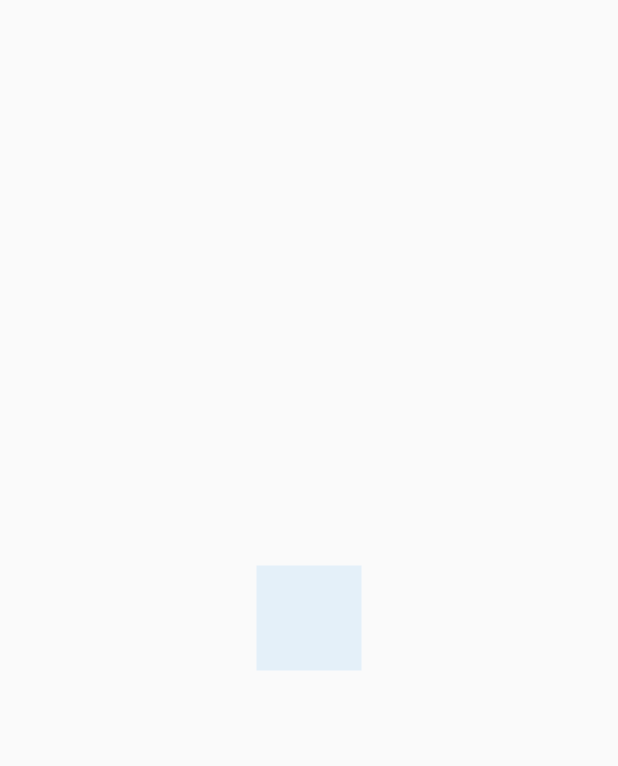
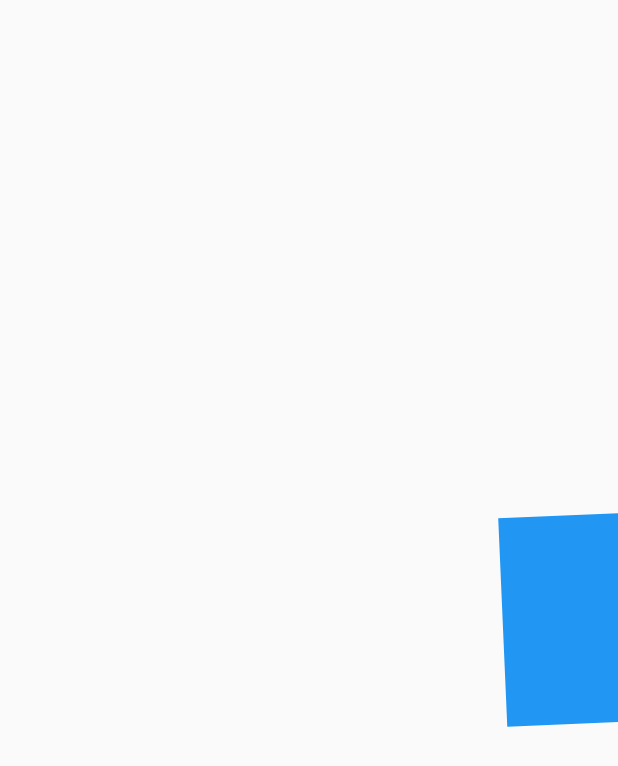
Before and after one commit to muckystack/FLUTTER_UI, a Flutter app: the screen it shows after launch, on a phone screen of 412 x 824 dp. Shown: the top 766 px of the screen. Run offline on Flutter 3.47's test engine with Material 2 defaults, Android fonts, the phone set to English and light mode, and no system bars.

Commit message:
35. Escalar el cuadrado

```diff
--- a/custom_painter_fh/lib/src/pages/animaciones_page.dart
+++ b/custom_painter_fh/lib/src/pages/animaciones_page.dart
@@ -27,6 +27,7 @@ class _CuadradoAnimadoState extends State<CuadradoAnimado>
   Animation<double> rotation;
   Animation<double> opacity;
   Animation<double> moveToRight;
+  Animation<double> enlarge;
 
   @override
   void initState() {
@@ -42,11 +43,15 @@ class _CuadradoAnimadoState extends State<CuadradoAnimado>
     moveToRight = Tween(begin: 0.0, end: 200.0)
         .animate(CurvedAnimation(parent: controller, curve: Curves.easeOut));
 
+    enlarge = Tween(begin: 0.0, end: 2.0)
+        .animate(CurvedAnimation(parent: controller, curve: Curves.easeOut));
+
     controller.addListener(() {
       print('Status: ${controller.status}');
       if (controller.status == AnimationStatus.completed) {
         // controller.reverse();
-        controller.reset();
+        // controller.reset();
+        controller.repeat();
       }
       // else if (controller.status == AnimationStatus.dismissed) {
       //   controller.forward();
@@ -77,7 +82,7 @@ class _CuadradoAnimadoState extends State<CuadradoAnimado>
     return AnimatedBuilder(
       animation: controller,
       child: _Rectangulo(),
-      builder: (BuildContext context, Widget child) {
+      builder: (BuildContext context, Widget childRectangulo) {
         print('Rotación: ' + rotation.value.toString());
         return Transform.translate(
           offset: Offset(moveToRight.value, 0.0),
@@ -85,7 +90,8 @@ class _CuadradoAnimadoState extends State<CuadradoAnimado>
               angle: rotation.value,
               child: Opacity(
                 opacity: opacity.value,
-                child: child,
+                child: Transform.scale(
+                    scale: enlarge.value, child: childRectangulo),
               )),
         );
       },
```
